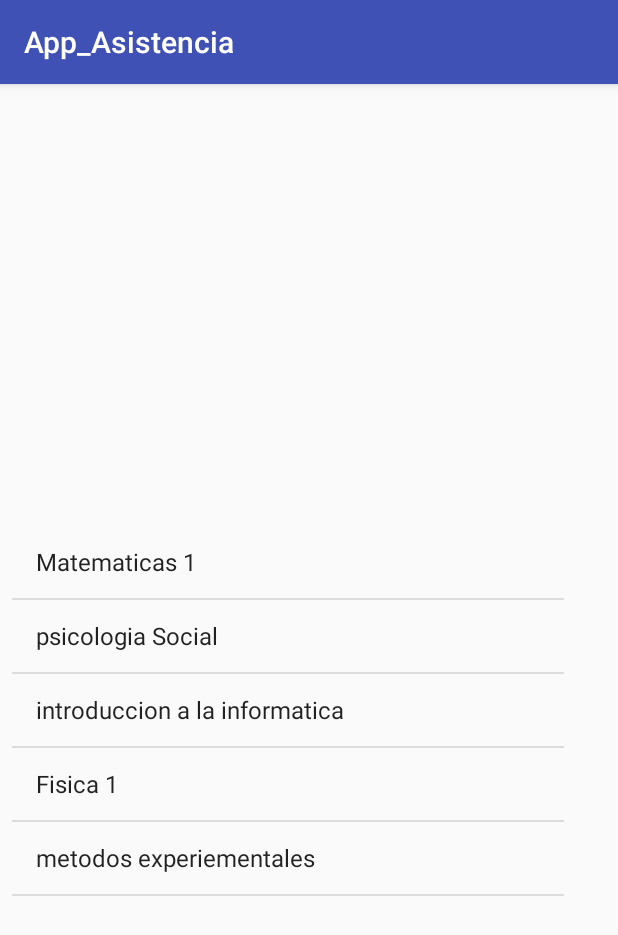
After one commit to anzora95/App_Asistencia, an Android app: the DocenteMenu screen opened directly, with no data from a screen before it, on a phone screen of 412 x 824 dp. The commit adds this screen. Shown: the top 935 px of the screen. Run offline under Robolectric (Android 15) with nearby library versions, the phone set to English and light mode, and no system bars.

Commit message:
primer cascarones de pantalla docente

```diff
--- /dev/null
+++ b/app/src/main/java/com/ajla/app_asistencia/DocenteMenu.java
@@ -0,0 +1,43 @@
+package com.ajla.app_asistencia;
+
+import android.content.Intent;
+import android.support.v7.app.AppCompatActivity;
+import android.os.Bundle;
+import android.view.View;
+import android.widget.AdapterView;
+import android.widget.ArrayAdapter;
+import android.widget.ListView;
+
+import java.util.ArrayList;
+import java.util.List;
+
+public class DocenteMenu extends AppCompatActivity implements ListView.OnItemClickListener {
+    private ListView listamaterias;
+
+    @Override
+    protected void onCreate(Bundle savedInstanceState) {
+        super.onCreate(savedInstanceState);
+        setContentView(R.layout.activity_docente_menu);
+        listamaterias = (ListView) findViewById(R.id.listamaterias);
+        List<String> materias = new ArrayList<String>();
+        materias.add("Matematicas 1");
+        materias.add("psicologia Social");
+        materias.add("introduccion a la informatica");
+        materias.add("Fisica 1");
+        materias.add("metodos experiementales");
+
+        ArrayAdapter<String> adapter = new ArrayAdapter<String>(this, android.R.layout.simple_list_item_1, materias);
+        listamaterias.setOnItemClickListener(this);
+        listamaterias.setAdapter(adapter);
+
+
+    }
+
+    public void onItemClick(AdapterView<?> parent, View view, int position, long id) {
+        String valor = (String) parent.getItemAtPosition(position);
+        Intent nuevoformulario = new Intent(DocenteMenu.this, DocenteMateria.class);
+        nuevoformulario.putExtra("Materias", valor);
+        startActivity(nuevoformulario);
+
+    }
+}
--- /dev/null
+++ b/app/src/main/res/layout/activity_docente_menu.xml
@@ -0,0 +1,23 @@
+<?xml version="1.0" encoding="utf-8"?>
+<android.support.constraint.ConstraintLayout xmlns:android="http://schemas.android.com/apk/res/android"
+    xmlns:app="http://schemas.android.com/apk/res-auto"
+    xmlns:tools="http://schemas.android.com/tools"
+    android:layout_width="match_parent"
+    android:layout_height="match_parent"
+    tools:context="com.ajla.app_asistencia.DocenteMenu">
+
+    <ListView
+        android:id="@+id/listamaterias"
+        android:layout_width="368dp"
+        android:layout_height="465dp"
+        android:layout_marginBottom="8dp"
+        android:layout_marginEnd="8dp"
+        android:layout_marginStart="8dp"
+        android:layout_marginTop="8dp"
+        app:layout_constraintBottom_toBottomOf="parent"
+        app:layout_constraintEnd_toEndOf="parent"
+        app:layout_constraintHorizontal_bias="0.0"
+        app:layout_constraintStart_toStartOf="parent"
+        app:layout_constraintTop_toTopOf="parent"
+        app:layout_constraintVertical_bias="1.0" />
+</android.support.constraint.ConstraintLayout>
```
Also changed, not shown: app/src/main/AndroidManifest.xml (+5 -4 lines), app/src/main/java/com/ajla/app_asistencia/DocenteMateria.java (added, +13 -0 lines), app/src/main/java/com/ajla/app_asistencia/jefeDiferido.java (+10 -0 lines), app/src/main/java/com/ajla/app_asistencia/jefeListDiferidos.java (+30 -1 lines), app/src/main/java/com/ajla/app_asistencia/jefeMenu.java (+19 -1 lines), app/src/main/res/layout/activity_docente_materia.xml (added, +9 -0 lines), app/src/main/res/layout/activity_jefe_diferido.xml (+44 -0 lines).
